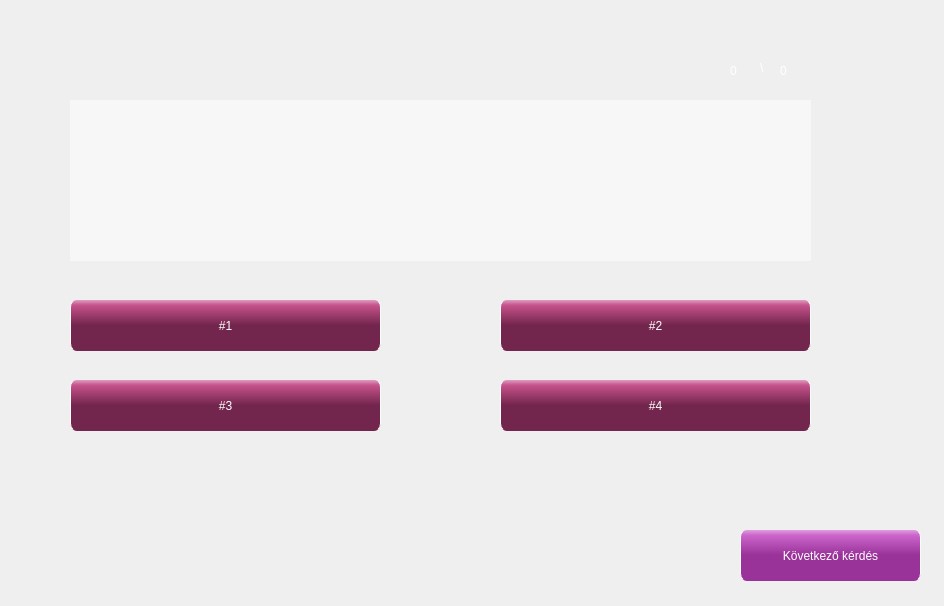
Old version of the form qtserver/quizfelulet.ui in the repository p-anna9603/fancy_nev.
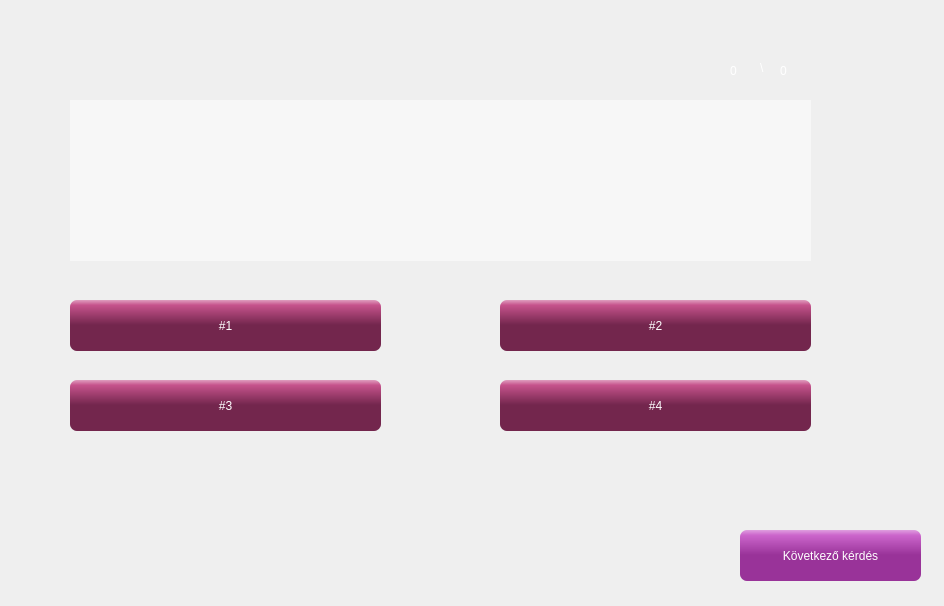
New version of the form.

Commit message: button wrap másik megoldása, quiz végén kilépés játékos menübe

```diff
--- a/qtserver/quizfelulet.ui
+++ b/qtserver/quizfelulet.ui
@@ -20,8 +20,6 @@
 font: bold 11pt &quot;MS Shell Dlg 2&quot;;
 background-color: QLinearGradient( x1: 0, y1: 0, x2: 0, y2: 1, stop: 0 #df9fbf, stop: 0.1 #c6538c,  stop: 0.49 #73264d );
 selection-background-color: blue;
-border-left: 1px solid white;
-border-right: 1px solid white;
 border-radius: 7px;
 
 margin-left: 0px;
@@ -120,8 +118,6 @@
 font: bold 11pt &quot;MS Shell Dlg 2&quot;;
 background-color: QLinearGradient( x1: 0, y1: 0, x2: 0, y2: 1, stop: 0 #df9fbf, stop: 0.1 #c6538c,  stop: 0.49 #73264d );
 selection-background-color: blue;
-border-left: 1px solid white;
-border-right: 1px solid white;
 border-radius: 7px;
 
 margin-left: 0px;
@@ -202,8 +198,6 @@
 font: bold 11pt &quot;MS Shell Dlg 2&quot;;
 background-color: QLinearGradient( x1: 0, y1: 0, x2: 0, y2: 1, stop: 0 #df9fdf, stop: 0.1 #cc66cc,  stop: 0.49 #993399 );
 selection-background-color: blue;
-border-left: 1px solid white;
-border-right: 1px solid white;
 border-radius: 7px;
 
 margin-left: 0px;
```
The commit also changes 3 other files.
